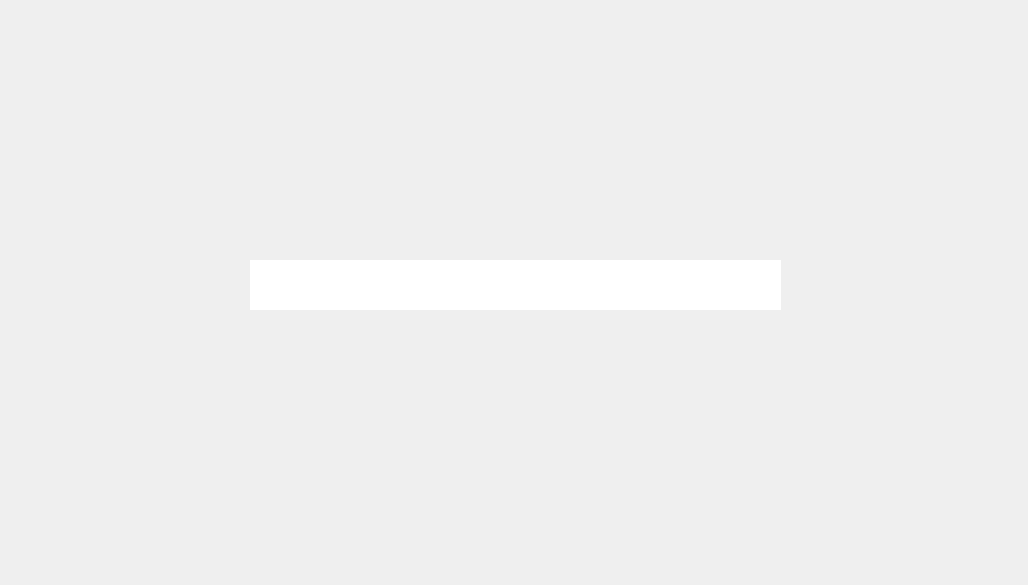
Above: ui files/slider.ui from applekey/wizard before the change. Below: the same form after it.
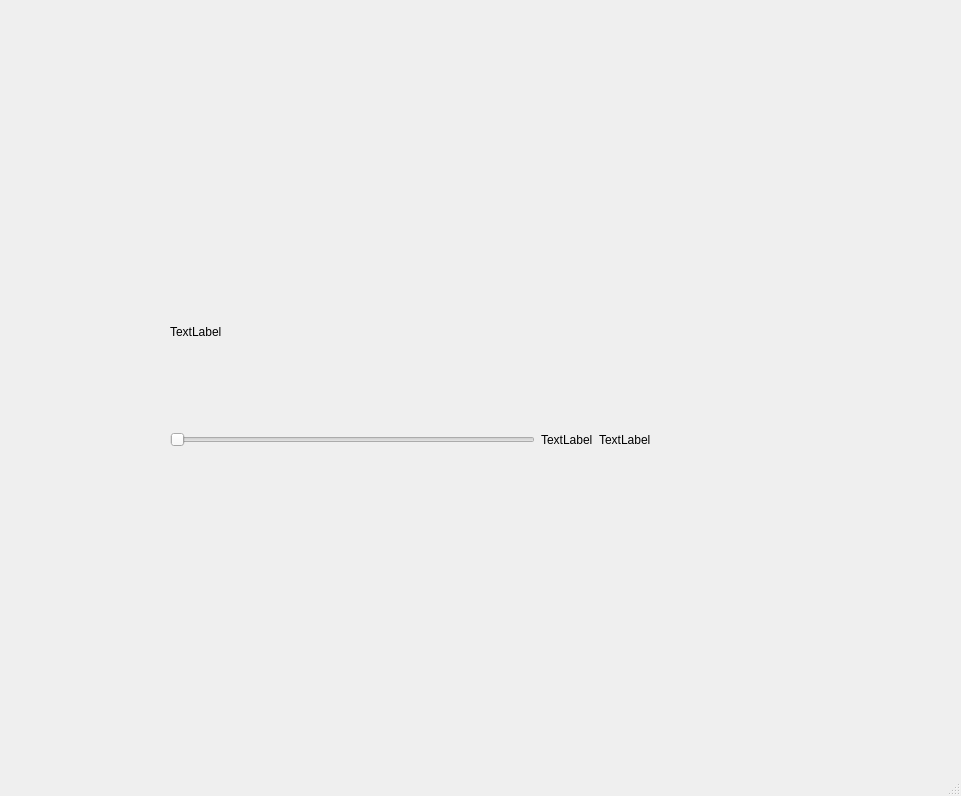
That is the form after the change. Icons and pictures are not drawn.

Commit message: included awsome slider

Diff of the .ui file:
```diff
--- a/ui files/slider.ui
+++ b/ui files/slider.ui
@@ -1,51 +1,80 @@
 <?xml version="1.0" encoding="UTF-8"?>
 <ui version="4.0">
- <class>Form</class>
- <widget class="QWidget" name="Form">
+ <class>MainWindow</class>
+ <widget class="QMainWindow" name="MainWindow">
   <property name="geometry">
    <rect>
     <x>0</x>
     <y>0</y>
-    <width>1028</width>
-    <height>585</height>
+    <width>961</width>
+    <height>796</height>
    </rect>
   </property>
   <property name="windowTitle">
    <string>Form</string>
   </property>
-  <widget class="QSlider" name="horizontalSlider">
+  <widget class="QWidget" name="centralwidget">
+   <widget class="QWidget" name="">
+    <property name="geometry">
+     <rect>
+      <x>170</x>
+      <y>280</y>
+      <width>481</width>
+      <height>211</height>
+     </rect>
+    </property>
+    <layout class="QVBoxLayout" name="verticalLayout">
+     <item>
+      <widget class="QLabel" name="label_3">
+       <property name="text">
+        <string>TextLabel</string>
+       </property>
+      </widget>
+     </item>
+     <item>
+      <layout class="QHBoxLayout" name="horizontalLayout">
+       <item>
+        <widget class="QSlider" name="horizontalSlider">
+         <property name="orientation">
+          <enum>Qt::Horizontal</enum>
+         </property>
+        </widget>
+       </item>
+       <item>
+        <widget class="QLabel" name="label">
+         <property name="text">
+          <string>TextLabel</string>
+         </property>
+        </widget>
+       </item>
+       <item>
+        <widget class="QLabel" name="label_2">
+         <property name="text">
+          <string>TextLabel</string>
+         </property>
+        </widget>
+       </item>
+      </layout>
+     </item>
+    </layout>
+   </widget>
+   <zorder>horizontalSlider</zorder>
+   <zorder>label</zorder>
+   <zorder>label_2</zorder>
+   <zorder>horizontalSlider</zorder>
+   <zorder>label_3</zorder>
+  </widget>
+  <widget class="QMenuBar" name="menubar">
    <property name="geometry">
     <rect>
-     <x>250</x>
-     <y>110</y>
-     <width>531</width>
-     <height>351</height>
+     <x>0</x>
+     <y>0</y>
+     <width>961</width>
+     <height>21</height>
     </rect>
    </property>
-   <property name="styleSheet">
-    <string notr="true">QSlider::groove:horizontal {
-background: white;
-height: 50px;
-}
-
-
-QSlider::handle:horizontal {
-background: qlineargradient(x1:0, y1:0, x2:1, y2:1,
-    stop:0 #eee, stop:1 #ccc);
-border: 1px solid #777;
-width: 100px;
-image: url(abc.svg);
-margin-top: -2px;
-margin-bottom: -2px;
-border-radius: 4px;
-}
-
-</string>
-   </property>
-   <property name="orientation">
-    <enum>Qt::Horizontal</enum>
-   </property>
   </widget>
+  <widget class="QStatusBar" name="statusbar"/>
  </widget>
  <resources/>
  <connections/>
```
Left out of the diff: 2 changed lines with no effect on the pictures. The commit also changes 17 other files.
